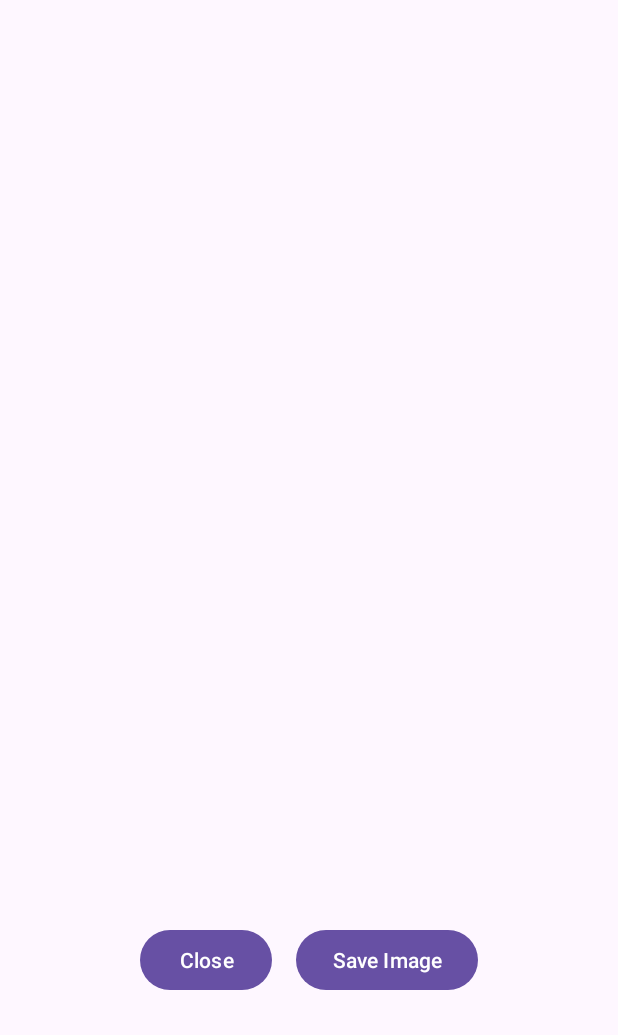
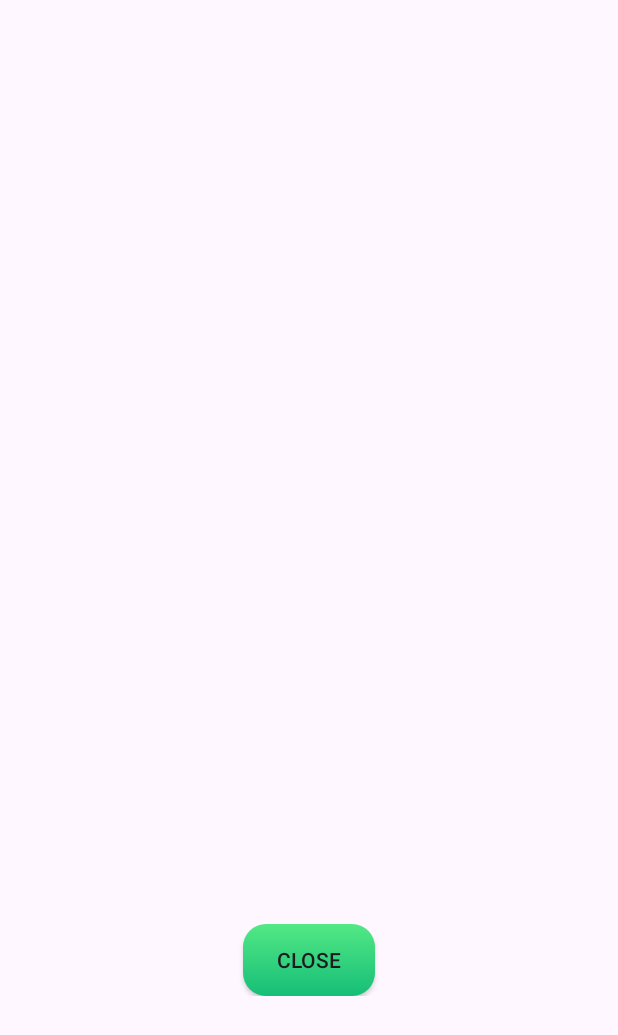
Before and after one commit to AratiThorat96/SaiFabrication_App, an Android app: the layout dialog_full_image.xml on its own in the app's theme, with its tools: preview values and no code run, on a phone screen of 412 x 824 dp. Shown: the top 1035 px of the screen. Run offline under Robolectric (Android 15) with nearby library versions, the phone set to English and light mode, and no system bars.

Commit message:
push by Arati

```diff
--- a/app/src/main/java/com/example/saifabrication/Fragment/FullImageDialogFragment.kt
+++ b/app/src/main/java/com/example/saifabrication/Fragment/FullImageDialogFragment.kt
@@ -40,7 +40,7 @@ class FullImageDialogFragment : DialogFragment() {
 
         val imageView: ImageView = view.findViewById(R.id.full_image_view)
         val btnClose: Button = view.findViewById(R.id.btn_close)
-        val btnSave: Button = view.findViewById(R.id.btn_save)
+
 
         // Dynamically load the image using imageName
         val imageResourceId = requireContext().resources.getIdentifier(imageName, "drawable", requireContext().packageName)
--- a/app/src/main/res/layout/dialog_full_image.xml
+++ b/app/src/main/res/layout/dialog_full_image.xml
@@ -25,18 +25,14 @@
             android:orientation="horizontal"
             android:gravity="center">
 
-            <Button
+            <androidx.appcompat.widget.AppCompatButton
                 android:id="@+id/btn_close"
                 android:layout_width="wrap_content"
                 android:layout_height="wrap_content"
+                android:background="@drawable/greenbuttongradient"
                 android:text="Close" />
 
-            <Button
-                android:id="@+id/btn_save"
-                android:layout_width="wrap_content"
-                android:layout_height="wrap_content"
-                android:layout_marginStart="16dp"
-                android:text="Save Image" />
+
         </LinearLayout>
     </LinearLayout>
 
```
